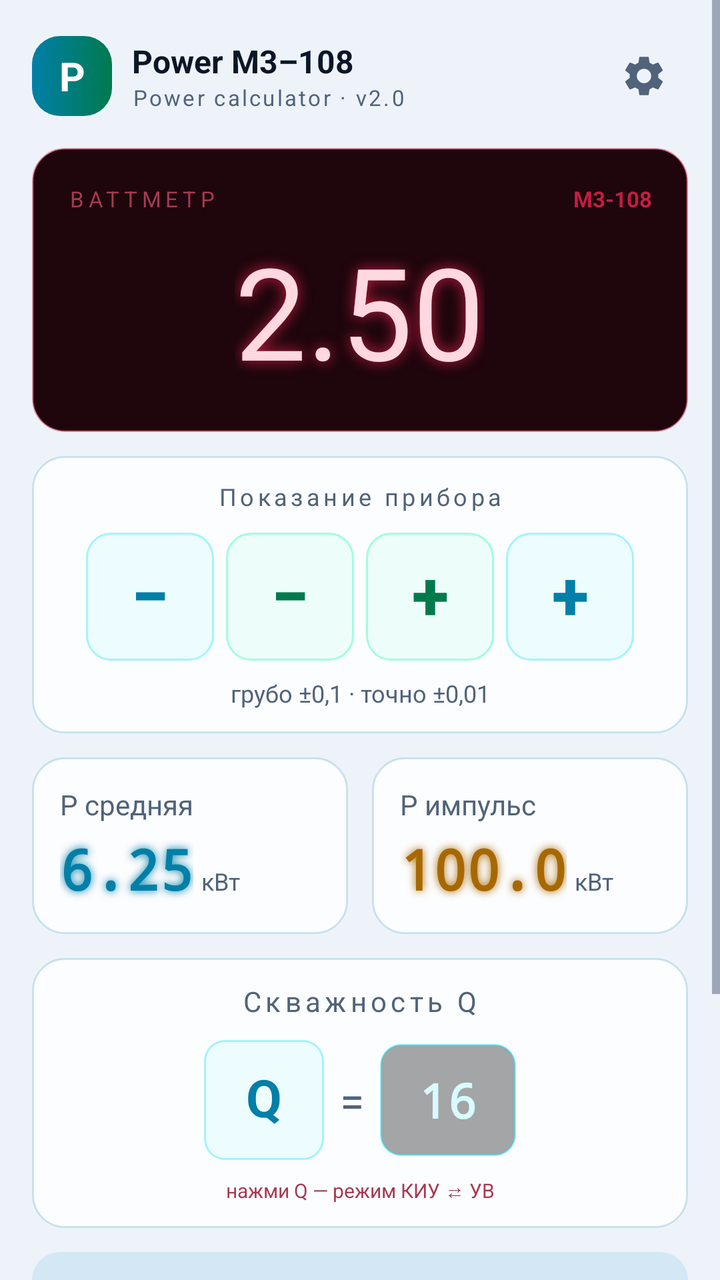
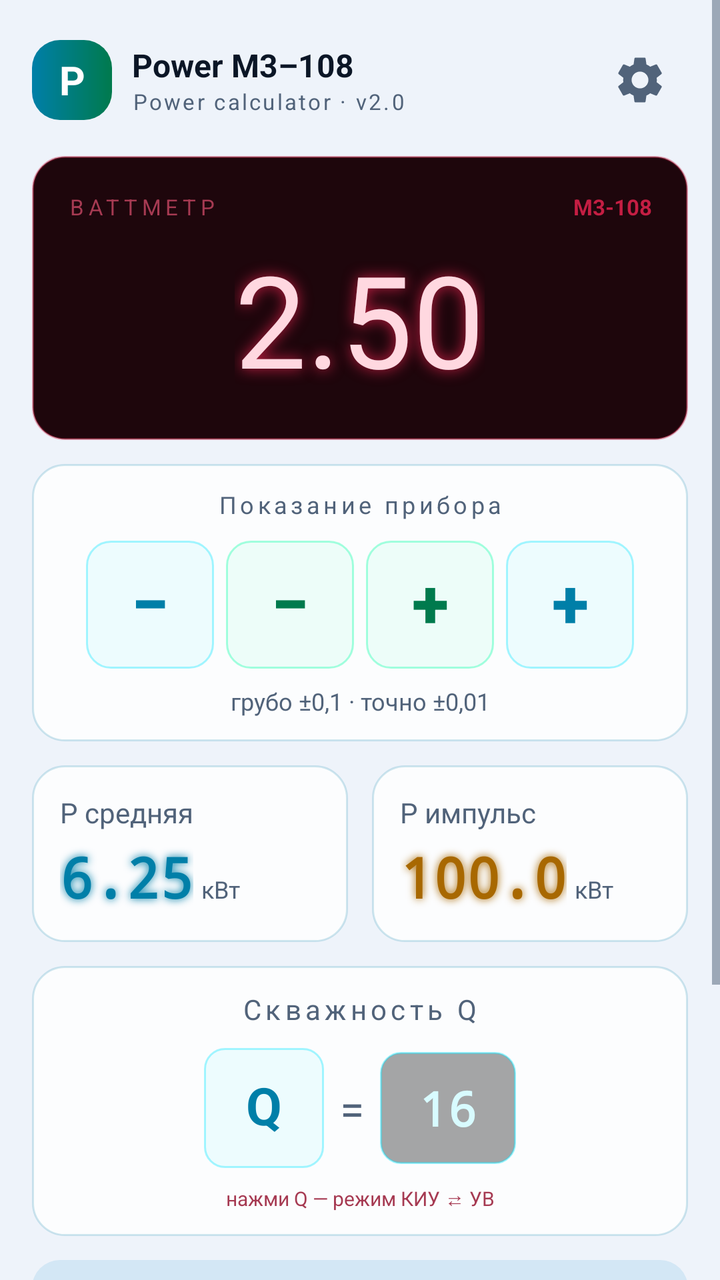

An Android layout rendered at two revisions. The XML below is the earlier revision; the diff shows what the commit changed to produce the second picture.
<!-- AndroidManifest.xml: application theme Theme.PowerM3108 -->
<!-- res/layout/activity_main.xml -->
<?xml version="1.0" encoding="utf-8"?>
<ScrollView xmlns:android="http://schemas.android.com/apk/res/android"
    xmlns:tools="http://schemas.android.com/tools"
    android:id="@+id/root_scroll"
    android:layout_width="match_parent"
    android:layout_height="match_parent"
    android:background="@color/bg_primary"
    android:fillViewport="true">

    <LinearLayout
        android:id="@+id/main"
        android:layout_width="match_parent"
        android:layout_height="wrap_content"
        android:orientation="vertical"
        android:padding="16dp"
        tools:context=".MainActivity">

        
        <LinearLayout
            android:layout_width="match_parent"
            android:layout_height="wrap_content"
            android:orientation="horizontal"
            android:gravity="center_vertical"
            android:paddingBottom="14dp">

            <TextView
                android:id="@+id/app_logo"
                android:layout_width="40dp"
                android:layout_height="40dp"
                android:background="@drawable/ripple_btn_main"
                android:gravity="center"
                android:text="P"
                android:textColor="@color/text_on_accent"
                android:textSize="20sp"
                android:textStyle="bold" />

            <LinearLayout
                android:layout_width="0dp"
                android:layout_height="wrap_content"
                android:layout_weight="1"
                android:orientation="vertical"
                android:paddingStart="10dp">

                <TextView
                    android:layout_width="wrap_content"
                    android:layout_height="wrap_content"
                    android:text="@string/app_name"
                    android:textColor="@color/text_primary"
                    android:textSize="16sp"
                    android:textStyle="bold" />

                <TextView
                    android:layout_width="wrap_content"
                    android:layout_height="wrap_content"
                    android:letterSpacing="0.1"
                    android:text="@string/app_subtitle"
                    android:textColor="@color/text_secondary"
                    android:textSize="11sp" />
            </LinearLayout>

            <ImageView
                android:id="@+id/btn_settings"
                android:layout_width="44dp"
                android:layout_height="44dp"
                android:contentDescription="@string/settings_title"
                android:padding="10dp"
                android:src="@drawable/ic_settings"
                android:tint="@color/text_secondary" />

        </LinearLayout>

        
        <LinearLayout
            android:id="@+id/panel_display"
            android:layout_width="match_parent"
            android:layout_height="wrap_content"
            android:background="@drawable/bg_display_red"
            android:gravity="center"
            android:orientation="vertical"
            android:padding="18dp">

            <LinearLayout
                android:layout_width="match_parent"
                android:layout_height="wrap_content"
                android:orientation="horizontal">

                <TextView
                    android:layout_width="0dp"
                    android:layout_height="wrap_content"
                    android:layout_weight="1"
                    android:letterSpacing="0.2"
                    android:text="@string/display_label"
                    android:textColor="@color/accent_red_light"
                    android:textSize="11sp" />

                <TextView
                    android:layout_width="wrap_content"
                    android:layout_height="wrap_content"
                    android:text="@string/meter_name"
                    android:textColor="@color/accent_red"
                    android:textSize="11sp"
                    android:textStyle="bold" />
            </LinearLayout>

            <TextView
                android:id="@+id/text_na_tablo"
                android:layout_width="wrap_content"
                android:layout_height="wrap_content"
                android:layout_marginTop="6dp"
                android:fontFamily="@font/moskow2024"
                android:shadowColor="@color/accent_red"
                android:shadowDx="0"
                android:shadowDy="0"
                android:shadowRadius="18"
                android:text="@string/_2_5"
                android:textColor="@color/led_red"
                android:textSize="64sp" />

        </LinearLayout>

        
        <LinearLayout
            android:id="@+id/panel_reading"
            android:layout_width="match_parent"
            android:layout_height="wrap_content"
            android:layout_marginTop="12dp"
            android:background="@drawable/bg_panel"
            android:orientation="vertical"
            android:padding="12dp">

            <TextView
                android:layout_width="match_parent"
                android:layout_height="wrap_content"
                android:gravity="center"
                android:letterSpacing="0.15"
                android:text="@string/reading_control_title"
                android:textColor="@color/text_secondary"
                android:textSize="12sp" />

            <LinearLayout
                android:layout_width="match_parent"
                android:layout_height="wrap_content"
                android:layout_marginTop="10dp"
                android:gravity="center"
                android:orientation="horizontal">

                <Button
                    android:id="@+id/btn_reading_down_coarse"
                    android:layout_width="64dp"
                    android:layout_height="64dp"
                    android:background="@drawable/ripple_btn_coarse"
                    android:includeFontPadding="false"
                    android:text="@string/q_down_coarse"
                    android:textAllCaps="false"
                    android:textColor="@color/accent_cyan"
                    android:textSize="34sp"
                    android:textStyle="bold" />

                <Button
                    android:id="@+id/btn_reading_down_fine"
                    android:layout_width="64dp"
                    android:layout_height="64dp"
                    android:layout_marginStart="6dp"
                    android:background="@drawable/ripple_btn_fine"
                    android:includeFontPadding="false"
                    android:text="@string/q_down_fine"
                    android:textAllCaps="false"
                    android:textColor="@color/accent_emerald"
                    android:textSize="34sp"
                    android:textStyle="bold" />

                <Button
                    android:id="@+id/btn_reading_up_fine"
                    android:layout_width="64dp"
                    android:layout_height="64dp"
                    android:layout_marginStart="6dp"
                    android:background="@drawable/ripple_btn_fine"
                    android:includeFontPadding="false"
                    android:text="@string/q_up_fine"
                    android:textAllCaps="false"
                    android:textColor="@color/accent_emerald"
                    android:textSize="34sp"
                    android:textStyle="bold" />

                <Button
                    android:id="@+id/btn_reading_up_coarse"
                    android:layout_width="64dp"
                    android:layout_height="64dp"
                    android:layout_marginStart="6dp"
                    android:background="@drawable/ripple_btn_coarse"
                    android:includeFontPadding="false"
                    android:text="@string/q_up_coarse"
                    android:textAllCaps="false"
                    android:textColor="@color/accent_cyan"
                    android:textSize="34sp"
                    android:textStyle="bold" />
            </LinearLayout>


            <TextView
                android:layout_width="match_parent"
                android:layout_height="wrap_content"
                android:layout_marginTop="8dp"
                android:gravity="center"
                android:text="@string/reading_control_hint"
                android:textColor="@color/text_secondary"
                android:textSize="12sp" />
        </LinearLayout>

        
        <LinearLayout
            android:id="@+id/panel_powers"
            android:layout_width="match_parent"
            android:layout_height="wrap_content"
            android:layout_marginTop="12dp"
            android:orientation="horizontal">

            <LinearLayout
                android:layout_width="0dp"
                android:layout_height="wrap_content"
                android:layout_marginEnd="6dp"
                android:layout_weight="1"
                android:background="@drawable/bg_panel"
                android:orientation="vertical"
                android:padding="14dp">

                <TextView
                    android:layout_width="wrap_content"
                    android:layout_height="wrap_content"
                    android:text="@string/p_avg"
                    android:textColor="@color/text_secondary"
                    android:textSize="14sp" />

                <LinearLayout
                    android:layout_width="wrap_content"
                    android:layout_height="wrap_content"
                    android:layout_marginTop="4dp"
                    android:gravity="bottom"
                    android:orientation="horizontal">

                    <TextView
                        android:id="@+id/resultTextView"
                        android:layout_width="wrap_content"
                        android:layout_height="wrap_content"
                        android:fontFamily="monospace"
                        android:shadowColor="@color/accent_cyan"
                        android:shadowRadius="10"
                        android:text="6.25"
                        android:textColor="@color/accent_cyan"
                        android:textSize="28sp"
                        android:textStyle="bold" />

                    <TextView
                        android:layout_width="wrap_content"
                        android:layout_height="wrap_content"
                        android:paddingStart="4dp"
                        android:paddingBottom="2dp"
                        android:text="@string/unit_kw"
                        android:textColor="@color/text_secondary"
                        android:textSize="12sp" />
                </LinearLayout>
            </LinearLayout>

            <LinearLayout
                android:layout_width="0dp"
                android:layout_height="wrap_content"
                android:layout_marginStart="6dp"
                android:layout_weight="1"
                android:background="@drawable/bg_panel"
                android:orientation="vertical"
                android:padding="14dp">

                <TextView
                    android:layout_width="wrap_content"
                    android:layout_height="wrap_content"
                    android:text="@string/p_pulse"
                    android:textColor="@color/text_secondary"
                    android:textSize="14sp" />

                <LinearLayout
                    android:layout_width="wrap_content"
                    android:layout_height="wrap_content"
                    android:layout_marginTop="4dp"
                    android:gravity="bottom"
                    android:orientation="horizontal">

                    <TextView
                        android:id="@+id/resultPulseTextView"
                        android:layout_width="wrap_content"
                        android:layout_height="wrap_content"
                        android:fontFamily="monospace"
                        android:shadowColor="@color/accent_amber"
                        android:shadowRadius="10"
                        android:text="100.0"
                        android:textColor="@color/accent_amber"
                        android:textSize="28sp"
                        android:textStyle="bold" />

                    <TextView
                        android:layout_width="wrap_content"
                        android:layout_height="wrap_content"
                        android:paddingStart="4dp"
                        android:paddingBottom="2dp"
                        android:text="@string/unit_kw"
                        android:textColor="@color/text_secondary"
                        android:textSize="12sp" />
                </LinearLayout>
            </LinearLayout>
        </LinearLayout>

        
        <LinearLayout
            android:id="@+id/panel_q"
            android:layout_width="match_parent"
            android:layout_height="wrap_content"
            android:layout_marginTop="12dp"
            android:background="@drawable/bg_panel"
            android:orientation="vertical"
            android:padding="12dp">

            <TextView
                android:layout_width="match_parent"
                android:layout_height="wrap_content"
                android:gravity="center"
                android:letterSpacing="0.15"
                android:text="@string/q_title"
                android:textColor="@color/text_secondary"
                android:textSize="14sp" />

            <LinearLayout
                android:layout_width="match_parent"
                android:layout_height="wrap_content"
                android:layout_marginTop="10dp"
                android:gravity="center"
                android:orientation="horizontal">

                <TextView
                    android:id="@+id/btn_q_preset"
                    android:layout_width="60dp"
                    android:layout_height="60dp"
                    android:background="@drawable/ripple_btn_q"
                    android:clickable="true"
                    android:focusable="true"
                    android:gravity="center"
                    android:includeFontPadding="false"
                    android:text="Q"
                    android:textColor="@color/accent_cyan"
                    android:textSize="26sp"
                    android:textStyle="bold" />

                <TextView
                    android:layout_width="wrap_content"
                    android:layout_height="wrap_content"
                    android:layout_marginStart="8dp"
                    android:text="="
                    android:textColor="@color/text_secondary"
                    android:textSize="22sp" />

                <EditText
                    android:id="@+id/duty_cycle"
                    android:layout_width="68dp"
                    android:layout_height="56dp"
                    android:layout_marginStart="8dp"
                    android:background="@drawable/bg_q_input"
                    android:fontFamily="monospace"
                    android:gravity="center"
                    android:hint="16"
                    android:importantForAutofill="no"
                    android:inputType="numberDecimal"
                    android:maxLength="6"
                    android:text="16"
                    android:textColor="@color/led_display"
                    android:textSize="24sp"
                    android:textStyle="bold" />
            </LinearLayout>

            <TextView
                android:layout_width="match_parent"
                android:layout_height="wrap_content"
                android:layout_marginTop="8dp"
                android:gravity="center"
                android:text="@string/q_preset_hint"
                android:textColor="@color/accent_red_light"
                android:textSize="10sp" />
        </LinearLayout>

        
        <LinearLayout
            android:id="@+id/table_card"
            android:layout_width="match_parent"
            android:layout_height="wrap_content"
            android:layout_marginTop="12dp"
            android:background="@drawable/bg_table_card"
            android:orientation="vertical">

            <LinearLayout
                android:id="@+id/tableTitleBar"
                android:layout_width="match_parent"
                android:layout_height="wrap_content"
                android:background="@drawable/bg_table_title"
                android:clickable="true"
                android:focusable="true"
                android:gravity="center"
                android:orientation="horizontal"
                android:padding="12dp">

                <TextView
                    android:id="@+id/tableTitle"
                    android:layout_width="wrap_content"
                    android:layout_height="wrap_content"
                    android:text="@string/tab_num_1"
                    android:textColor="@color/text_primary"
                    android:textSize="15sp"
                    android:textStyle="bold" />

                <TextView
                    android:layout_width="wrap_content"
                    android:layout_height="wrap_content"
                    android:layout_marginStart="6dp"
                    android:text="▾"
                    android:textColor="@color/accent_cyan"
                    android:textSize="12sp" />
            </LinearLayout>

            <LinearLayout
                android:id="@+id/table_container"
                android:layout_width="match_parent"
                android:layout_height="wrap_content"
                android:orientation="vertical"
                android:padding="8dp" />
        </LinearLayout>

        
        <Button
            android:id="@+id/btnSaveSend"
            android:layout_width="match_parent"
            android:layout_height="wrap_content"
            android:layout_marginTop="16dp"
            android:background="@drawable/ripple_btn_main"
            android:text="@string/Record_and_send"
            android:textAllCaps="false"
            android:textColor="@color/text_on_accent"
            android:textSize="15sp"
            android:textStyle="bold" />

        <Button
            android:id="@+id/btnClearTable"
            android:layout_width="match_parent"
            android:layout_height="wrap_content"
            android:layout_marginTop="10dp"
            android:background="@drawable/ripple_btn_secondary"
            android:text="@string/clear_tab"
            android:textAllCaps="false"
            android:textColor="@color/text_secondary"
            android:textSize="14sp" />

        <Space
            android:id="@+id/tutorial_spacer"
            android:layout_width="match_parent"
            android:layout_height="0dp" />

    </LinearLayout>
</ScrollView>
<!-- resources referenced by this layout -->
<resources>
  <color name="accent_amber">#A86800</color>
  <color name="accent_cyan">#007FA8</color>
  <color name="accent_emerald">#007A4D</color>
  <color name="accent_red">#C41E43</color>
  <color name="accent_red_light">#A63A52</color>
  <color name="bg_primary">#EEF3FA</color>
  <color name="led_display">#D8FBFF</color>
  <color name="led_red">#FFD8E0</color>
  <color name="text_on_accent">#FFFFFF</color>
  <color name="text_primary">#0B1626</color>
  <color name="text_secondary">#51637A</color>
  <!-- drawable bg_display_red (drawable) -->
  <?xml version="1.0" encoding="utf-8"?>
  <shape xmlns:android="http://schemas.android.com/apk/res/android"
      android:shape="rectangle">
      <solid android:color="@color/surface_display_red" />
      <corners android:radius="16dp" />
      <stroke android:width="1dp" android:color="@color/stroke_red" />
  </shape>
  <!-- drawable bg_panel (drawable) -->
  <?xml version="1.0" encoding="utf-8"?>
  <shape xmlns:android="http://schemas.android.com/apk/res/android"
      android:shape="rectangle">
      <solid android:color="@color/surface_glass" />
      <corners android:radius="16dp" />
      <stroke android:width="1dp" android:color="@color/stroke_neon" />
  </shape>
  <!-- drawable bg_q_input (drawable) -->
  <?xml version="1.0" encoding="utf-8"?>
  <shape xmlns:android="http://schemas.android.com/apk/res/android"
      android:shape="rectangle">
      <solid android:color="#59000000" />
      <corners android:radius="10dp" />
      <stroke android:width="1dp" android:color="#6600E5FF" />
  </shape>
  <!-- drawable bg_table_card (drawable) -->
  <?xml version="1.0" encoding="utf-8"?>
  <shape xmlns:android="http://schemas.android.com/apk/res/android"
      android:shape="rectangle">
      <solid android:color="@color/bg_secondary" />
      <corners android:radius="16dp" />
      <stroke android:width="1dp" android:color="@color/stroke_subtle" />
  </shape>
  <!-- drawable bg_table_title (drawable) -->
  <?xml version="1.0" encoding="utf-8"?>
  <shape xmlns:android="http://schemas.android.com/apk/res/android"
      android:shape="rectangle">
      <solid android:color="@color/table_title_bg" />
      <corners android:topLeftRadius="14dp" android:topRightRadius="14dp" />
  </shape>
  <string name="Record_and_send">Записать и отправить</string>
  <string name="_2_5">2.50</string>
  <string name="app_name">Power M3–108</string>
  <string name="app_subtitle">Power calculator · v2.0</string>
  <string name="clear_tab">Очистить таблицу</string>
  <string name="display_label">ВАТТМЕТР</string>
  <string name="meter_name">М3-108</string>
  <string name="p_avg">P средняя</string>
  <string name="p_pulse">P импульс</string>
  <string name="q_down_coarse">−</string>
  <string name="q_down_fine">−</string>
  <string name="q_preset_hint">нажми Q — режим КИУ ⇄ УВ</string>
  <string name="q_title">Скважность Q</string>
  <string name="q_up_coarse">+</string>
  <string name="q_up_fine">+</string>
  <string name="reading_control_hint">грубо ±0,1 · точно ±0,01</string>
  <string name="reading_control_title">Показание прибора</string>
  <string name="settings_title">Настройки</string>
  <string name="tab_num_1">КИУ № 1</string>
  <string name="unit_kw">кВт</string>
  <style name="Theme.PowerM3108" parent="Base.Theme.PowerM3108" />
  <color name="surface_display_red">#1E060C</color>
  <color name="stroke_red">#66C41E43</color>
  <color name="surface_glass">#D9FFFFFF</color>
  <color name="stroke_neon">#2E007FA8</color>
  <color name="bg_secondary">#E3EBF5</color>
  <color name="stroke_subtle">#334E6176</color>
  <color name="table_title_bg">#D3E7F5</color>
  <color name="surface_panel_light">#D9E3F0</color>
  <color name="surface_panel">#FFFFFF</color>
  <!-- unchanged entries left out for length: 7 -->
</resources>

<!-- the commit's change to res/layout/activity_main.xml (unified diff, before → after) -->
@@ -1,5 +1,6 @@
 <?xml version="1.0" encoding="utf-8"?>
 <ScrollView xmlns:android="http://schemas.android.com/apk/res/android"
+    xmlns:app="http://schemas.android.com/apk/res-auto"
     xmlns:tools="http://schemas.android.com/tools"
     android:id="@+id/root_scroll"
     android:layout_width="match_parent"
@@ -60,12 +61,12 @@
 
             <ImageView
                 android:id="@+id/btn_settings"
-                android:layout_width="44dp"
-                android:layout_height="44dp"
+                android:layout_width="48dp"
+                android:layout_height="48dp"
                 android:contentDescription="@string/settings_title"
                 android:padding="10dp"
                 android:src="@drawable/ic_settings"
-                android:tint="@color/text_secondary" />
+                app:tint="@color/text_secondary" />
 
         </LinearLayout>
 
@@ -397,6 +398,7 @@
                 android:id="@+id/tableTitleBar"
                 android:layout_width="match_parent"
                 android:layout_height="wrap_content"
+                android:minHeight="48dp"
                 android:background="@drawable/bg_table_title"
                 android:clickable="true"
                 android:focusable="true"
